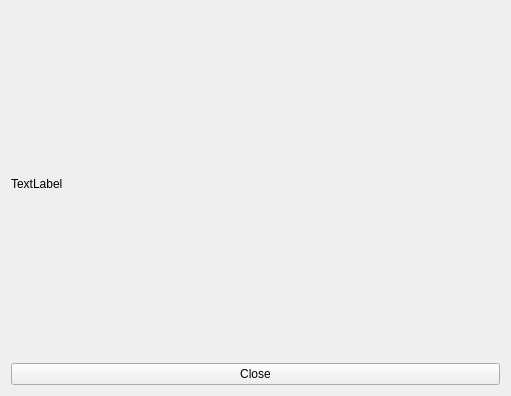
This is window/about.ui in Uwo-ua/ToSmallDo as Qt 5 draws it before an edit. The edited form follows.
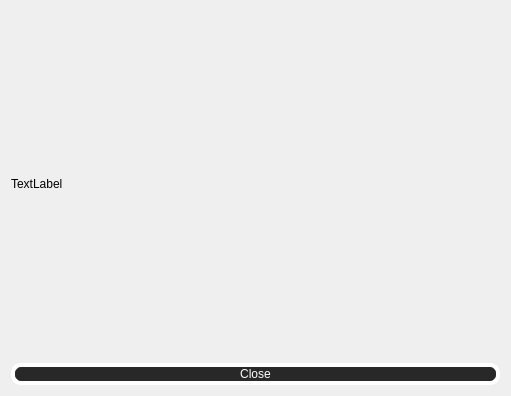
This is the edited form.

The edit to the form file:
```diff
--- a/window/about.ui
+++ b/window/about.ui
@@ -18,6 +18,17 @@
     <layout class="QGridLayout" name="gridLayout">
      <item row="1" column="0">
       <widget class="QPushButton" name="closeBtn">
+       <property name="styleSheet">
+        <string notr="true">QPushButton{
+	color: rgb(255, 255, 255);
+	background: rgb(40, 40, 40);
+	border-style: solid;
+	border-width: 4px;
+	border-radius: 10%;
+	border-color: rgb(255, 255, 255);
+	item-align: center;
+}</string>
+       </property>
        <property name="text">
         <string>Close</string>
        </property>
```
